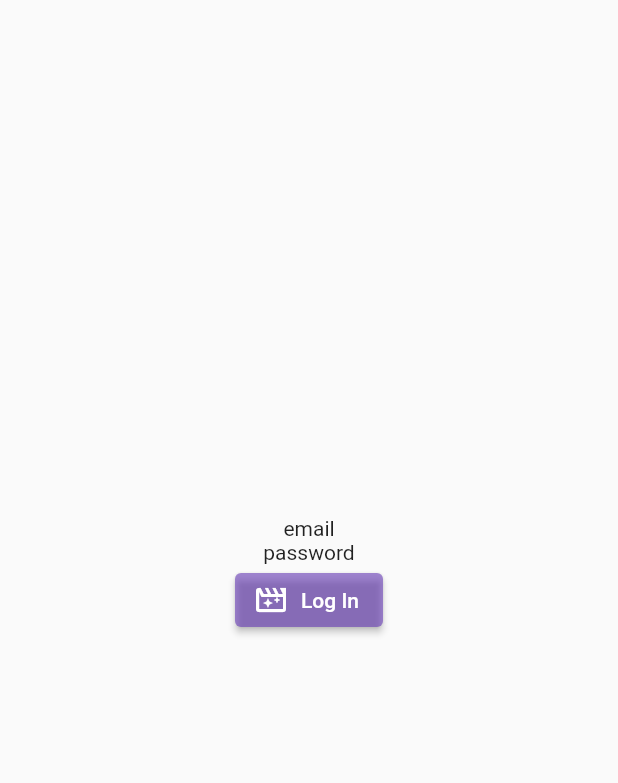
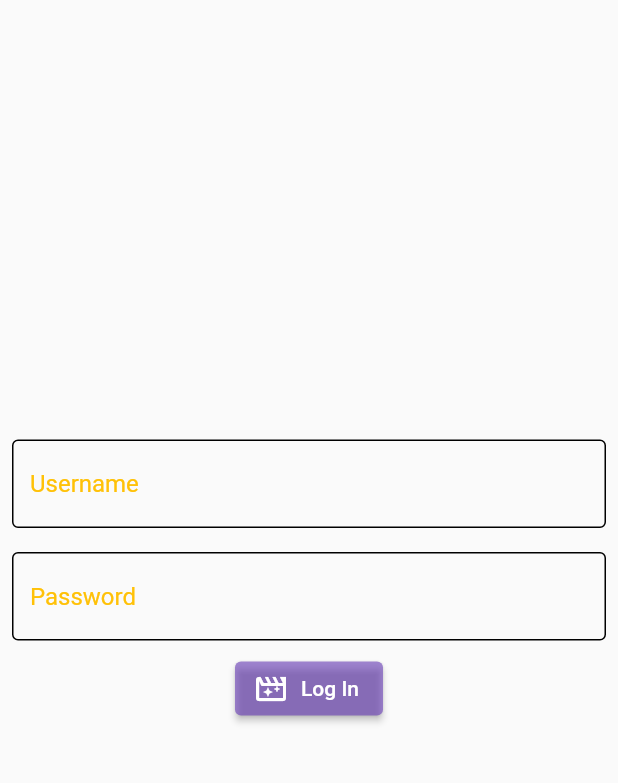
Before and after one commit to argsk13/filmder-frontend, a Flutter app: the screen it shows after launch, after a tap on "Start!", on a phone screen of 412 x 824 dp, the part 84-867 px from its top. Run offline on Flutter 3.47's test engine with Material 2 defaults, Android fonts, the light colour scheme and no system bars; our stand-ins replace bloc; network calls fail.

Commit message:
Added text input fields

```diff
--- a/filmder_frontend/lib/presentation/screens/login_screen.dart
+++ b/filmder_frontend/lib/presentation/screens/login_screen.dart
@@ -2,7 +2,9 @@
 
 import 'package:flutter/material.dart';
 
-class LoginScreen extends StatelessWidget {
+import '../widgets/input_field.dart';
+
+class LoginScreen extends StatefulWidget {
   const LoginScreen({
     Key? key,
     required this.title,
@@ -11,10 +13,36 @@
   final String title;
 
   @override
+  State<LoginScreen> createState() => _LoginScreenState();
+}
+
+class _LoginScreenState extends State<LoginScreen> {
+  late FocusNode userNameFocusNode;
+  late FocusNode passwordFocusNode;
+  late TextEditingController userName;
+  late TextEditingController password;
+
+  @override
+  void initState() {
+    super.initState();
+    userNameFocusNode = FocusNode();
+    passwordFocusNode = FocusNode();
+    userName = TextEditingController();
+    password = TextEditingController();
+  }
+
+  @override
+  void dispose() {
+    // TODO: implement dispose
+    userNameFocusNode.dispose();
+    passwordFocusNode.dispose();
+    userName.dispose();
+    password.dispose();
+    super.dispose();
+  }
+
+  @override
   Widget build(BuildContext context) {
-    final TextEditingController _emailtEditingController;
-    final TextEditingController _passwordEditingController;
-
     return Scaffold(
       appBar: AppBar(
         title: Row(
@@ -43,8 +71,22 @@
         child: Column(
           mainAxisAlignment: MainAxisAlignment.center,
           children: [
-            const Text('email'),
-            const Text('password'),
+            InputField(
+              label: 'Username',
+              focusNode: userNameFocusNode,
+              textEditingController: userName,
+              icon: Icon(
+                Icons.supervised_user_circle,
+              ),
+            ),
+            InputField(
+              label: 'Password',
+              focusNode: passwordFocusNode,
+              textEditingController: password,
+              icon: Icon(
+                Icons.lock_open_rounded,
+              ),
+            ),
             ElevatedButton.icon(
               onPressed: () {},
               icon: const Icon(Icons.movie_filter_outlined),
--- /dev/null
+++ b/filmder_frontend/lib/presentation/widgets/input_field.dart
@@ -0,0 +1,40 @@
+// ignore_for_file: public_member_api_docs, sort_constructors_first
+import 'package:flutter/material.dart';
+import 'package:flutter/src/foundation/key.dart';
+import 'package:flutter/src/widgets/framework.dart';
+
+class InputField extends StatelessWidget {
+  const InputField({
+    Key? key,
+    required this.label,
+    required this.focusNode,
+    required this.textEditingController,
+    required this.icon,
+  }) : super(key: key);
+
+  final String label;
+  final FocusNode focusNode;
+  final TextEditingController textEditingController;
+  final Icon icon;
+
+  @override
+  Widget build(BuildContext context) {
+    return Padding(
+      padding: const EdgeInsets.all(8.0),
+      child: TextFormField(
+        controller: textEditingController,
+        autofocus: false,
+        onFieldSubmitted: (value) =>
+            FocusScope.of(context).requestFocus(focusNode),
+        decoration: InputDecoration(
+            enabledBorder: const OutlineInputBorder(
+              borderRadius: BorderRadius.all(
+                Radius.circular(4),
+              ),
+            ),
+            hintStyle: TextStyle(color: Colors.amber),
+            hintText: label),
+      ),
+    );
+  }
+}
```
